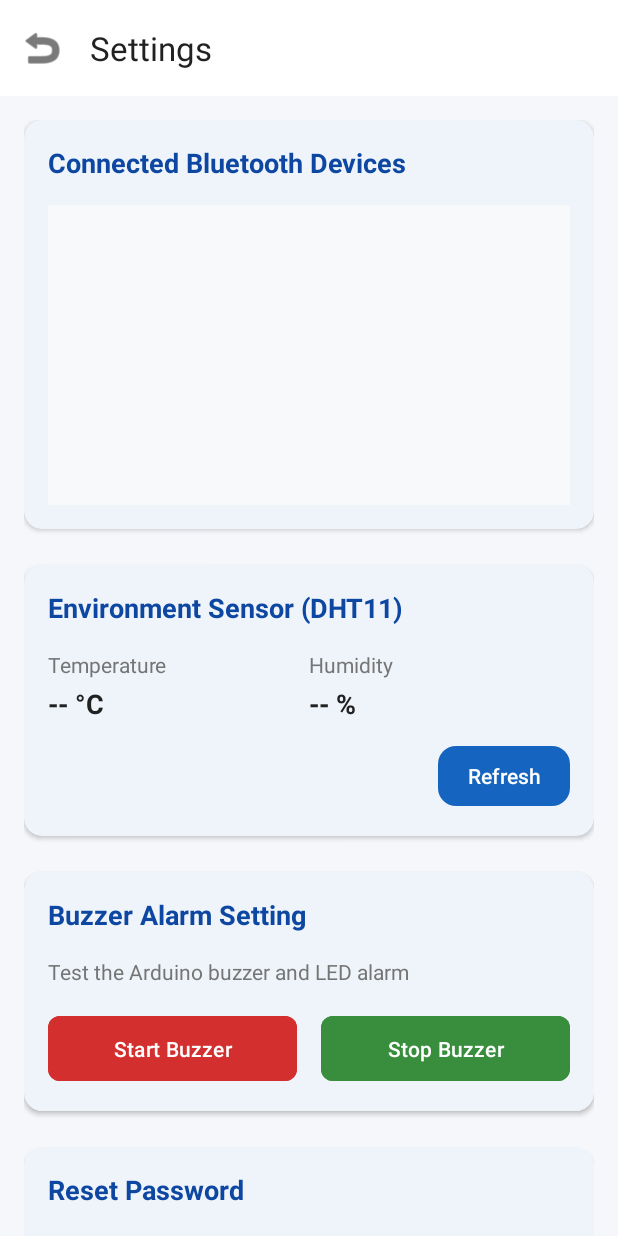
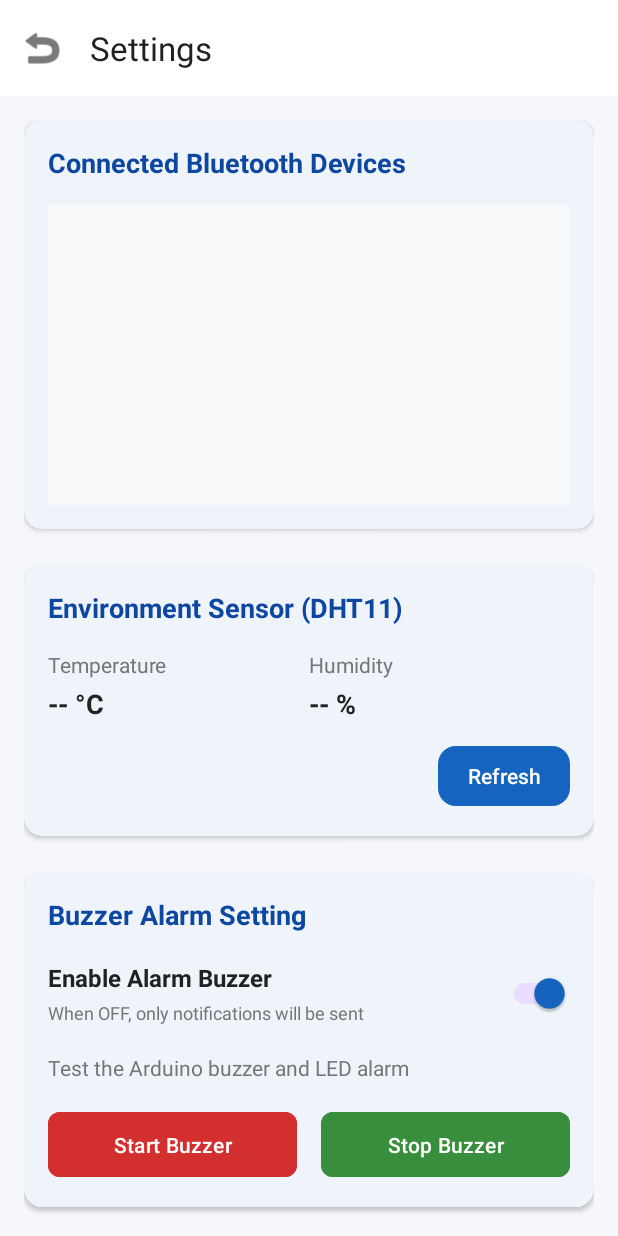
Before and after one commit to HenryLok0/HomeSecurity, an Android app: the SettingsActivity screen opened directly, with no data from a screen before it, on a phone screen of 412 x 824 dp. Run offline under Robolectric (Android 15) with nearby library versions, the phone set to English and light mode, and no system bars.

Commit message:
新增警報開關功能，允許用戶啟用或禁用蜂鳴器警報，並在觸發警報時顯示相應通知

```diff
--- a/app/src/main/java/ict/mgame/homesecurity/MainActivity.java
+++ b/app/src/main/java/ict/mgame/homesecurity/MainActivity.java
@@ -598,6 +598,10 @@ public class MainActivity extends AppCompatActivity {
     }
 
     private void triggerAlarm() {
+        // Check if buzzer alarm is enabled
+        boolean buzzerEnabled = SettingsActivity.isBuzzerAlarmEnabled(this);
+
+        if (buzzerEnabled) {
             // Send alarm ON command to Arduino (if connected via Bluetooth)
             if (connectedThread != null && isRemoteCameraActive) {
                 connectedThread.sendAlarmOn();
@@ -616,6 +620,13 @@ public class MainActivity extends AppCompatActivity {
             runOnUiThread(() -> {
                 Toast.makeText(MainActivity.this, "⚠️ Motion Detected! Buzzer activated for 3 seconds", Toast.LENGTH_LONG).show();
             });
+        } else {
+            // Buzzer disabled - notification only
+            Log.d(TAG, "Motion detected: Buzzer disabled, notification only");
+            runOnUiThread(() -> {
+                Toast.makeText(MainActivity.this, "⚠️ Motion Detected! (Buzzer alarm disabled)", Toast.LENGTH_LONG).show();
+            });
+        }
     }
 
     // Static method for SettingsActivity to send commands
--- a/app/src/main/java/ict/mgame/homesecurity/SettingsActivity.java
+++ b/app/src/main/java/ict/mgame/homesecurity/SettingsActivity.java
@@ -18,6 +18,7 @@ import android.widget.Toast;
 import androidx.appcompat.app.AppCompatActivity;
 import androidx.appcompat.app.AppCompatDelegate;
 
+import com.google.android.material.switchmaterial.SwitchMaterial;
 import com.google.android.material.textfield.TextInputEditText;
 
 import java.util.ArrayList;
@@ -39,6 +40,8 @@ public class SettingsActivity extends AppCompatActivity {
     // Alarm Test UI
     private Button btnStartBuzzer;
     private Button btnStopBuzzer;
+    // Buzzer Alarm Switch
+    private SwitchMaterial switchBuzzerAlarm;
     // Theme UI
     private AutoCompleteTextView themeDropdown;
 
@@ -76,6 +79,10 @@ public class SettingsActivity extends AppCompatActivity {
         // Alarm Test Views
         btnStartBuzzer = findViewById(R.id.btnStartBuzzer);
         btnStopBuzzer = findViewById(R.id.btnStopBuzzer);
+
+        // Buzzer Alarm Switch
+        switchBuzzerAlarm = findViewById(R.id.switchBuzzerAlarm);
+        setupBuzzerAlarmSwitch();
 
         // Theme Dropdown
         themeDropdown = findViewById(R.id.themeDropdown);
@@ -180,6 +187,7 @@ public class SettingsActivity extends AppCompatActivity {
     private static final String PREFS_NAME = "HomeSecurityPrefs";
     private static final String KEY_DHT_TEMP = "dht_temp";
     private static final String KEY_DHT_HUM = "dht_humidity";
+    private static final String KEY_BUZZER_ALARM = "buzzer_alarm_enabled";
 
     private void loadDhtValuesToUI() {
         SharedPreferences prefs = getSharedPreferences(PREFS_NAME, MODE_PRIVATE);
@@ -265,6 +273,26 @@ public class SettingsActivity extends AppCompatActivity {
         return true;
     }
 
+    private void setupBuzzerAlarmSwitch() {
+        // Load saved preference
+        SharedPreferences prefs = getSharedPreferences(PREFS_NAME, MODE_PRIVATE);
+        boolean isEnabled = prefs.getBoolean(KEY_BUZZER_ALARM, true); // Default ON
+        switchBuzzerAlarm.setChecked(isEnabled);
+
+        // Set listener to save preference when toggled
+        switchBuzzerAlarm.setOnCheckedChangeListener((buttonView, isChecked) -> {
+            prefs.edit().putBoolean(KEY_BUZZER_ALARM, isChecked).apply();
+            String status = isChecked ? "enabled" : "disabled";
+            Toast.makeText(this, "Buzzer alarm " + status, Toast.LENGTH_SHORT).show();
+        });
+    }
+
+    // Static method to check if buzzer alarm is enabled
+    public static boolean isBuzzerAlarmEnabled(Context ctx) {
+        SharedPreferences prefs = ctx.getSharedPreferences(PREFS_NAME, MODE_PRIVATE);
+        return prefs.getBoolean(KEY_BUZZER_ALARM, true); // Default ON
+    }
+
     private void setupThemeDropdown() {
         String[] themeOptions = new String[]{
             "Follow Device Mode",
--- a/app/src/main/res/layout/activity_settings.xml
+++ b/app/src/main/res/layout/activity_settings.xml
@@ -206,6 +206,43 @@
                         android:textColor="@color/primary_dark"
                         android:layout_marginBottom="16dp"/>
 
+                    <LinearLayout
+                        android:layout_width="match_parent"
+                        android:layout_height="wrap_content"
+                        android:orientation="horizontal"
+                        android:gravity="center_vertical"
+                        android:layout_marginBottom="16dp">
+
+                        <LinearLayout
+                            android:layout_width="0dp"
+                            android:layout_height="wrap_content"
+                            android:layout_weight="1"
+                            android:orientation="vertical">
+
+                            <TextView
+                                android:layout_width="wrap_content"
+                                android:layout_height="wrap_content"
+                                android:text="Enable Alarm Buzzer"
+                                android:textSize="16sp"
+                                android:textStyle="bold"
+                                android:textColor="@color/text_primary"/>
+
+                            <TextView
+                                android:layout_width="wrap_content"
+                                android:layout_height="wrap_content"
+                                android:text="When OFF, only notifications will be sent"
+                                android:textSize="12sp"
+                                android:textColor="@color/text_secondary"
+                                android:layout_marginTop="4dp"/>
+                        </LinearLayout>
+
+                        <com.google.android.material.switchmaterial.SwitchMaterial
+                            android:id="@+id/switchBuzzerAlarm"
+                            android:layout_width="wrap_content"
+                            android:layout_height="wrap_content"
+                            android:checked="true"/>
+                    </LinearLayout>
+
                     <TextView
                         android:layout_width="wrap_content"
                         android:layout_height="wrap_content"
```
Lines whose indentation alone changed are shown as unchanged.
